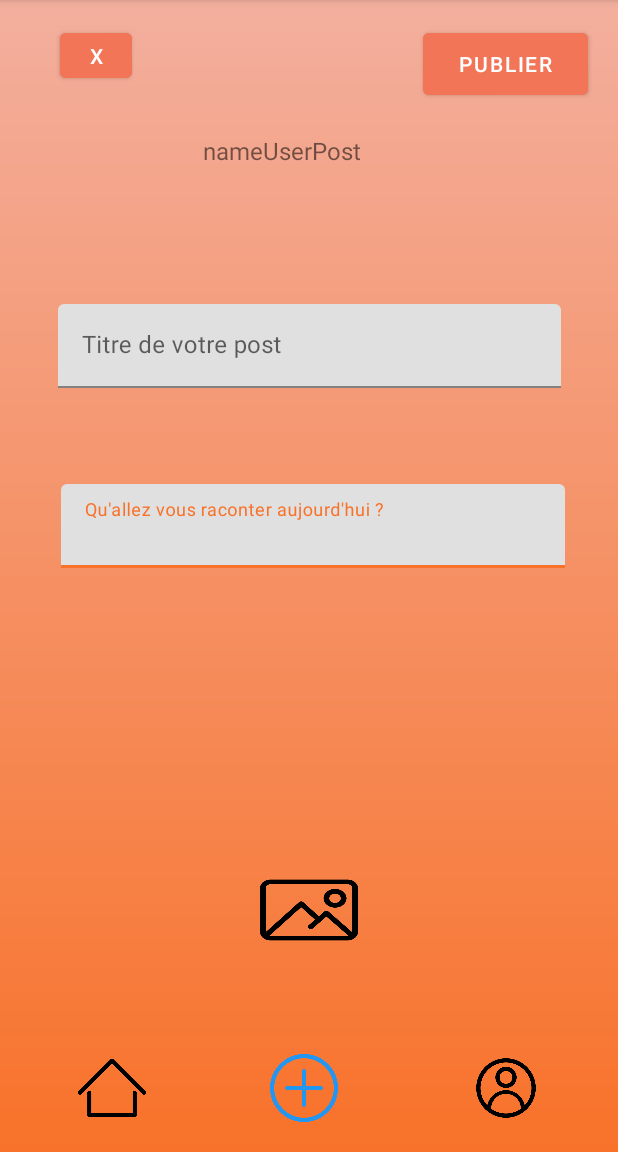
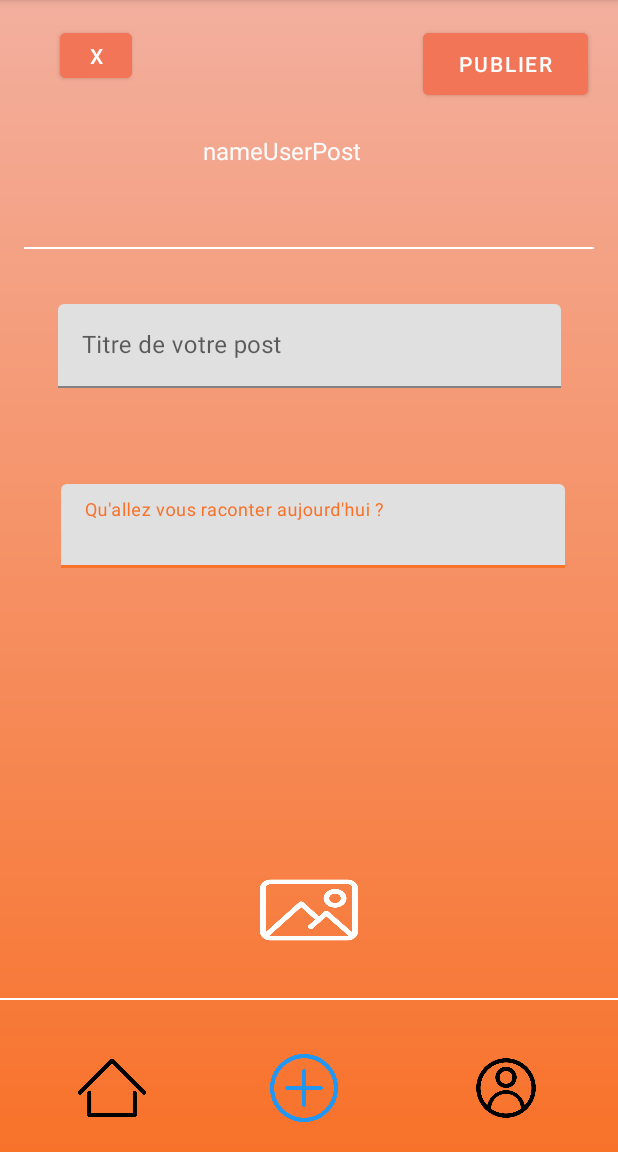
Before and after one commit to Francois238/IsenSocialNetwork, an Android app: the CreatePostActivity screen opened directly, with no data from a screen before it, on a phone screen of 412 x 824 dp, the part 84-1236 px from its top. Run offline under Robolectric (Android 15) with nearby library versions, the phone set to English and light mode, and no system bars; our stand-ins replace Firebase (no records; nobody signed in at launch, a user with empty details on screens opened directly), Picasso.

Commit message:
commit design

```diff
--- a/app/src/main/res/layout/activity_create_post.xml
+++ b/app/src/main/res/layout/activity_create_post.xml
@@ -6,7 +6,6 @@
     android:layout_width="match_parent"
     android:layout_height="match_parent"
     tools:context=".CreatePostActivity">
-
 
 
     <ImageView
@@ -50,6 +49,19 @@
         app:layout_constraintStart_toStartOf="parent"
         app:layout_constraintTop_toBottomOf="@+id/quittePost" />
 
+
+    <View
+        android:layout_width="match_parent"
+        android:layout_height="1dp"
+        android:layout_marginStart="16dp"
+        android:layout_marginEnd="16dp"
+        android:background="@color/white"
+        app:layout_constraintBottom_toTopOf="@+id/textInputLayout2"
+        app:layout_constraintEnd_toEndOf="parent"
+        app:layout_constraintHorizontal_bias="0.0"
+        app:layout_constraintStart_toStartOf="parent"
+        app:layout_constraintTop_toBottomOf="@+id/nameUserPost" />
+
     <TextView
         android:id="@+id/nameUserPost"
         android:layout_width="227dp"
@@ -58,6 +70,7 @@
         android:layout_marginTop="20dp"
         android:text="nameUserPost"
         android:textAlignment="viewStart"
+        android:textColor="#FBFBFB"
         android:textSize="16sp"
         app:layout_constraintEnd_toEndOf="parent"
         app:layout_constraintHorizontal_bias="0.0"
@@ -93,7 +106,7 @@
         android:layout_width="65dp"
         android:layout_height="53dp"
         android:background="@drawable/picture"
-        android:backgroundTint="@color/black"
+        android:backgroundTint="@color/white"
         app:layout_constraintBottom_toBottomOf="parent"
         app:layout_constraintEnd_toEndOf="parent"
         app:layout_constraintStart_toStartOf="parent"
@@ -138,6 +151,7 @@
     </com.google.android.material.textfield.TextInputLayout>
 
     <com.google.android.material.textfield.TextInputLayout
+        android:id="@+id/textInputLayout2"
         android:layout_width="335dp"
         android:layout_height="wrap_content"
         app:layout_constraintBottom_toTopOf="@+id/textInputLayout"
@@ -150,11 +164,21 @@
             android:layout_width="match_parent"
             android:layout_height="match_parent"
             android:hint="@string/titre_de_votre_post"
-            app:hintAnimationEnabled="false"
             app:counterEnabled="true"
             app:counterMaxLength="60"
-            app:errorEnabled="true"/>
+            app:errorEnabled="true"
+            app:hintAnimationEnabled="false" />
 
     </com.google.android.material.textfield.TextInputLayout>
 
+    <View
+        android:id="@+id/view2"
+        android:layout_width="match_parent"
+        android:layout_height="1dp"
+        android:layout_marginTop="32dp"
+        android:background="@color/white"
+        app:layout_constraintTop_toBottomOf="@+id/imagePicturePost"
+        tools:layout_editor_absoluteX="16dp" />
+
+
 </androidx.constraintlayout.widget.ConstraintLayout>
```
Also changed, not shown: app/src/main/res/layout/activity_profile.xml (+31 -13 lines), app/src/main/res/layout/activity_wall.xml (+14 -1 lines).
